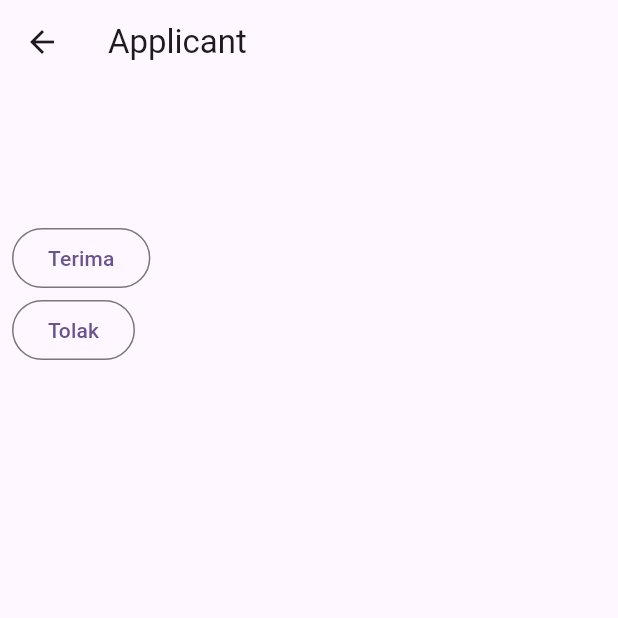
After one commit to levirs565/wirwa, a Flutter app: the RecruiterApplicantPage screen opened directly, after a tap on "Terima", on a phone screen of 412 x 824 dp, the top half of it. The commit adds this screen. Run offline on Flutter 3.47's test engine with Material 3 defaults, Android fonts, the phone set to English and light mode, and no system bars; our stand-ins replace dart_mappable, get, google_sign_in, supabase_flutter; accounts and stored records are empty; generated files the repository leaves out were written again; network calls fail; statements that could not run were skipped.

Commit message:
feat: add job application in recruiter

```diff
--- a/lib/data/datasource/job_application.dart
+++ b/lib/data/datasource/job_application.dart
@@ -28,6 +28,18 @@ class JobApplicationDataSource implements JobApplicationRepository {
   }
 
   @override
+  Future<JobApplication?> getById(String id) async {
+    // TODO: Configure RLS rule
+    final data = await client
+        .from("job_application")
+        .select()
+        .eq("id", id)
+        .maybeSingle();
+    if (data == null) return null;
+    return JobApplicationMapper.fromMap(data);
+  }
+
+  @override
   Future<List<JobApplicationWithVacancy>> getAllWithVacancy(
     String jobSeekerId,
   ) async {
@@ -35,18 +47,40 @@ class JobApplicationDataSource implements JobApplicationRepository {
         .from("job_application")
         .select("*, job_vacancy(*)")
         .eq("job_seeker_id", jobSeekerId);
-    return data.map(
-      (map) => JobApplicationWithVacancy(
-        application: JobApplicationMapper.fromMap(map),
-        vacancy: JobVacancyMapper.fromMap(map["job_vacancy"])
-      )
-    ).toList();
+    return data
+        .map(
+          (map) => JobApplicationWithVacancy(
+            application: JobApplicationMapper.fromMap(map),
+            vacancy: JobVacancyMapper.fromMap(map["job_vacancy"]),
+          ),
+        )
+        .toList();
   }
 
-  // Future<void> test(String jobSeekerId) async {
-  //   final data = await client.from("job_application")
-  //   .select("*, job_vacancy(*)")
-  //   .eq("job_seeker_id", jobSeekerId);
-  //   return Pri
-  // }
+  @override
+  Future<List<JobApplicationWithSeeker>> getAllWithSeeker(
+    String jobVacancyId,
+  ) async {
+    final data = await client
+        .from("job_application")
+        .select("*, user_job_seeker(picture_url, name)")
+        .eq("job_vacancy_id", jobVacancyId);
+    return data
+        .map(
+          (map) => JobApplicationWithSeeker(
+            application: JobApplicationMapper.fromMap(map),
+            seeker: UserJobSeekerMinimalMapper.fromMap(map["user_job_seeker"]),
+          ),
+        )
+        .toList();
+  }
+
+  @override
+  Future<void> setState(String id, JobApplicationStatus state) async {
+    // TODO: RLS for update
+    await client
+        .from("job_application")
+        .update({"status": state.toValue()})
+        .eq("id", id);
+  }
 }
--- a/lib/data/repositories.dart
+++ b/lib/data/repositories.dart
@@ -45,5 +45,11 @@ abstract interface class JobApplicationRepository {
 
   Future<JobApplication?> get(String jobVacancyId, String jobSeekerId);
 
+  Future<JobApplication?> getById(String id);
+
   Future<List<JobApplicationWithVacancy>> getAllWithVacancy(String jobSeekerId);
+
+  Future<List<JobApplicationWithSeeker>> getAllWithSeeker(String jobVacancyId);
+
+  Future<void> setState(String id, JobApplicationStatus state);
 }
--- /dev/null
+++ b/lib/screen/recruiter/applicant.dart
@@ -0,0 +1,78 @@
+import 'package:flutter/material.dart';
+import 'package:get/get.dart';
+import 'package:wirwa/data/model.dart';
+import 'package:wirwa/data/repositories.dart';
+
+class RecruiterApplicantController extends GetxController {
+  static const String ARGUMENT_ID = "id";
+
+  final JobApplicationRepository jobApplicationRepository = Get.find();
+  final UserRepository userRepository = Get.find();
+
+  String id = "";
+  final Rx<JobApplication?> application = Rxn();
+  final Rx<UserJobSeeker?> seeker = Rxn();
+
+  @override
+  void onInit() {
+    super.onInit();
+    id = Get.arguments[ARGUMENT_ID];
+  }
+
+  @override
+  void onReady() {
+    super.onReady();
+    refresh();
+  }
+
+  Future<void> refresh() async {
+    final application = await jobApplicationRepository.getById(id);
+    if (application == null) return;
+    final profile = await userRepository.getJobSeekerProfile(application.jobSeekerId);
+
+    this.application.value = application;
+    this.seeker.value = profile;
+  }
+
+  Future<void> setState(JobApplicationStatus state) async {
+    await jobApplicationRepository.setState(id, state);
+    application.value = application.value?.copyWith(status: state);
+  }
+
+  Future<void> accept() async {
+    await setState(JobApplicationStatus.ACCEPTED);
+  }
+
+  Future<void> reject() async {
+    await setState(JobApplicationStatus.REJECTED);
+  }
+}
+
+class RecruiterApplicantPage extends StatelessWidget {
+  static Map<String, dynamic> createArguments(String id) {
+    return {RecruiterApplicantController.ARGUMENT_ID: id};
+  }
+
+  final RecruiterApplicantController controller = Get.put(RecruiterApplicantController());
+
+  @override
+  Widget build(BuildContext context) {
+    return Scaffold(
+      appBar: AppBar(title: Text("Applicant")),
+      body: Padding(
+        padding: const EdgeInsets.all(8.0),
+        child: Column(
+          crossAxisAlignment: CrossAxisAlignment.start,
+          children: [
+            Obx(() => Text(controller.seeker.value?.name ?? "")),
+            Obx(() => Text(controller.seeker.value?.domisili ?? "")),
+            Obx(() => Text(controller.seeker.value?.phoneNumber ?? "")),
+            Obx(() => Text(controller.application.value?.status.toString() ?? "")),
+            OutlinedButton(onPressed: controller.accept, child: Text("Terima")),
+            OutlinedButton(onPressed: controller.reject, child: Text("Tolak")),
+          ],
+        ),
+      ),
+    );
+  }
+}
--- a/lib/screen/recruiter/new_job.dart
+++ b/lib/screen/recruiter/new_job.dart
@@ -81,7 +81,9 @@ class RecruiterNewJobPage extends StatelessWidget {
   Widget build(BuildContext context) {
     return Scaffold(
       appBar: AppBar(title: Text("New Job")),
-      body: Column(
+      body: Padding(
+        padding: const EdgeInsets.all(8.0),
+        child: Column(
           children: [
             Obx(
               () => TextField(
@@ -119,6 +121,7 @@ class RecruiterNewJobPage extends StatelessWidget {
             ),
           ],
         ),
+      ),
     );
   }
 }
```
Also changed, not shown: lib/data/model.dart (+19 -4 lines), lib/data/model.mapper.dart (+142 -0 lines), lib/screen/recruiter/job.dart (added, +132 -0 lines), lib/screen/recruiter/job_list.dart (+27 -7 lines), lib/screen/recruiter/profile.dart (+8 -5 lines). Lines whose indentation alone changed are shown as unchanged.
